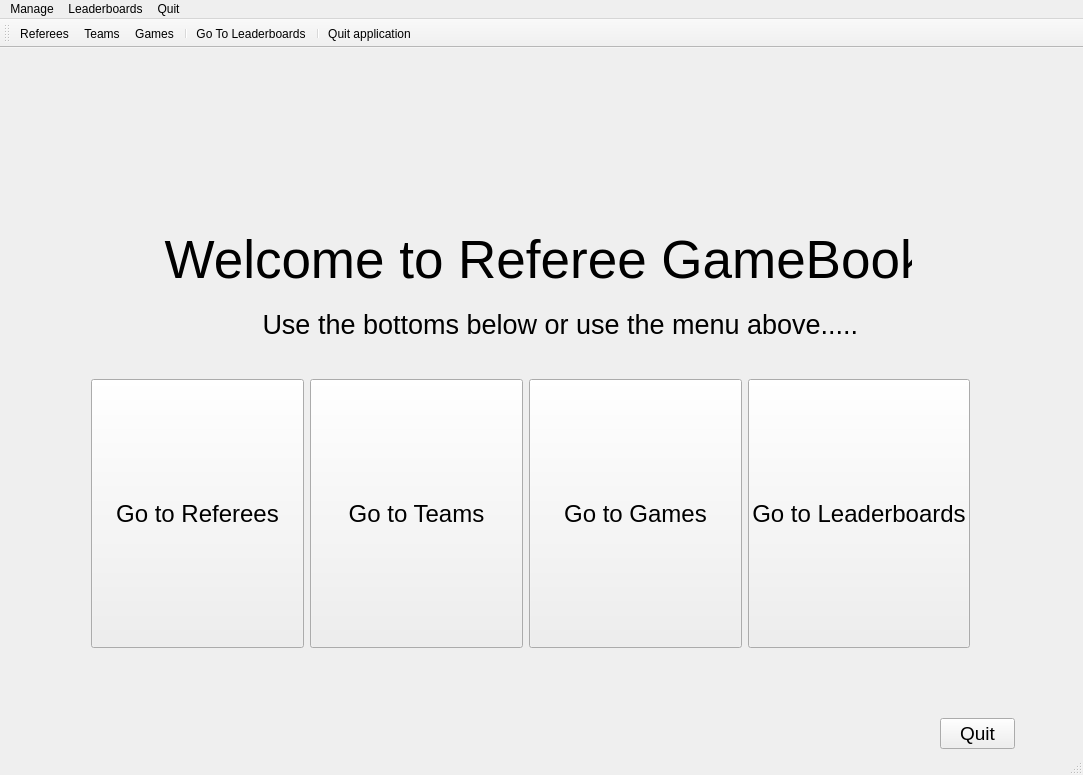
The window that RefereeGameBookDV1553/mainwindow.ui (alexanderbrannlund/ProjektRefereeGameBookQt) describes before a commit, drawn with Qt 5.
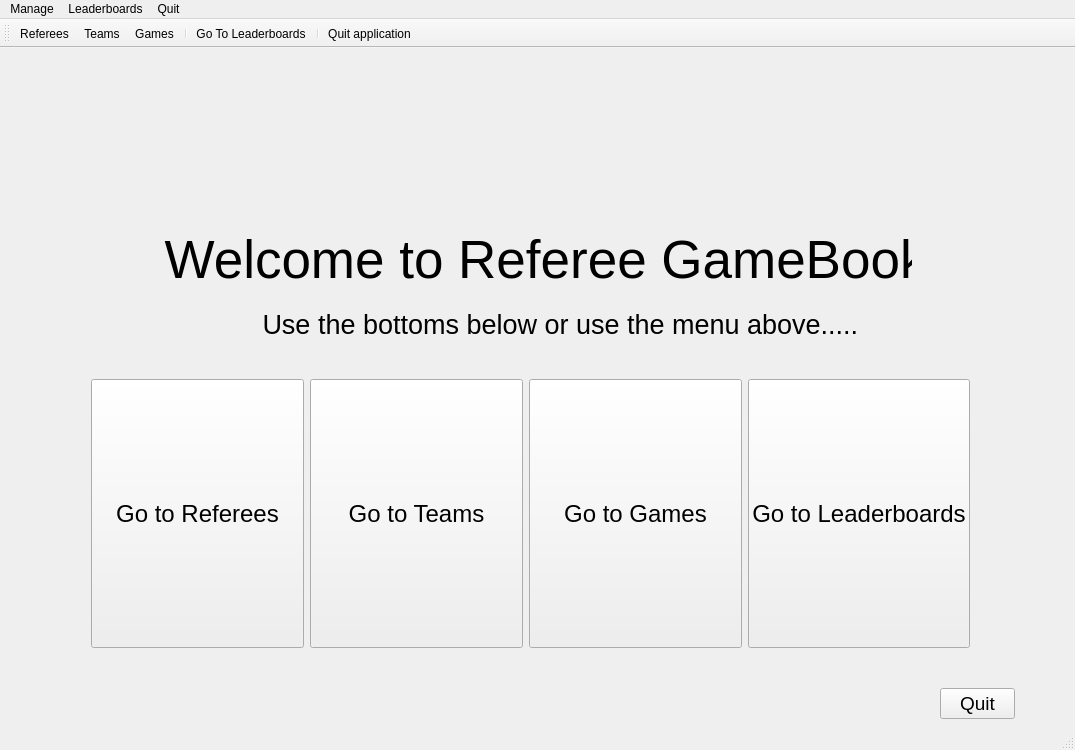
The same window after the commit. Icons and pictures are not drawn.

The edit to the form file:
```diff
--- a/RefereeGameBookDV1553/mainwindow.ui
+++ b/RefereeGameBookDV1553/mainwindow.ui
@@ -6,8 +6,8 @@
    <rect>
     <x>0</x>
     <y>0</y>
-    <width>1083</width>
-    <height>775</height>
+    <width>1075</width>
+    <height>750</height>
    </rect>
   </property>
   <property name="sizePolicy">
@@ -60,7 +60,7 @@
     <property name="geometry">
      <rect>
       <x>940</x>
-      <y>670</y>
+      <y>640</y>
       <width>75</width>
       <height>31</height>
      </rect>
@@ -208,7 +208,7 @@
     <rect>
      <x>0</x>
      <y>0</y>
-     <width>1083</width>
+     <width>1075</width>
      <height>21</height>
     </rect>
    </property>
```
